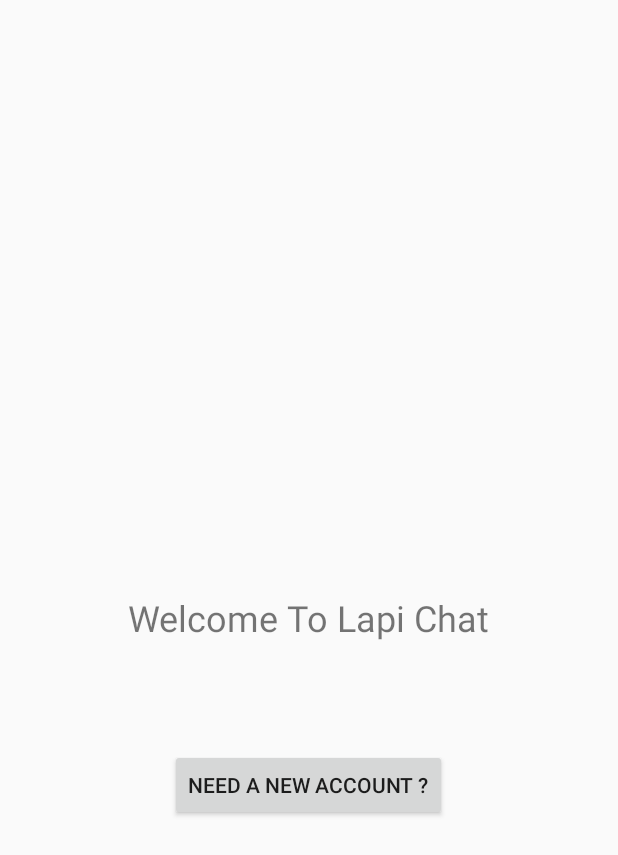
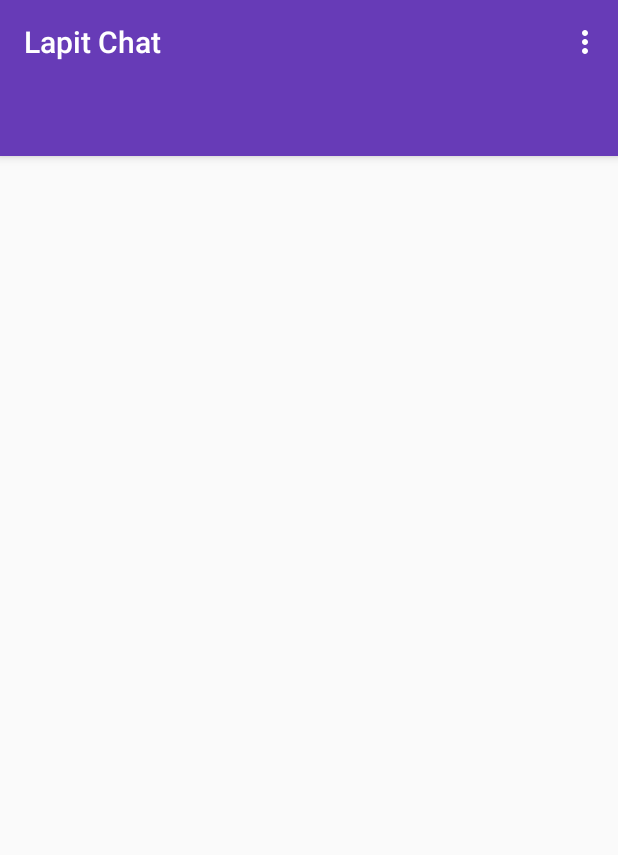
Before and after one commit to AlimamSesay/chat, an Android app: the screen it shows after launch (StartActivity before the commit, MainActivity after it), on a phone screen of 412 x 824 dp. Shown: the top 855 px of the screen. Run offline under Robolectric (Android 15) with nearby library versions, the phone set to English and light mode, and no system bars; our stand-ins replace Firebase (no records; nobody signed in at launch, a user with empty details on screens opened directly).

```diff
--- a/app/src/main/java/com/example/alimam/lapitchat/MainActivity.java
+++ b/app/src/main/java/com/example/alimam/lapitchat/MainActivity.java
@@ -3,6 +3,9 @@ package com.example.alimam.lapitchat;
 import android.content.Intent;
 import android.support.v7.app.AppCompatActivity;
 import android.os.Bundle;
+import android.support.v7.widget.Toolbar;
+import android.view.Menu;
+import android.view.MenuItem;
 
 import com.google.firebase.auth.FirebaseAuth;
 import com.google.firebase.auth.FirebaseUser;
@@ -10,6 +13,7 @@ import com.google.firebase.auth.FirebaseUser;
 public class MainActivity extends AppCompatActivity {
 
     private FirebaseAuth mAuth;
+    private Toolbar mToolbar;
 
     @Override
     protected void onCreate(Bundle savedInstanceState) {
@@ -17,6 +21,10 @@ public class MainActivity extends AppCompatActivity {
         setContentView(R.layout.activity_main);
 
         mAuth = FirebaseAuth.getInstance();
+
+        mToolbar = (Toolbar) findViewById(R.id.main_page_toolbar);
+        setSupportActionBar(mToolbar);
+        getSupportActionBar().setTitle("Lapit Chat");
     }
 
     @Override
@@ -25,12 +33,59 @@ public class MainActivity extends AppCompatActivity {
         // Check if user is signed in (non-null) and update UI accordingly.
         FirebaseUser currentUser = mAuth.getCurrentUser();
 
-        if(currentUser == null) {
+//        if(currentUser == null) {
+//
+//            sendToStart();
+//        }
+    }
 
-            Intent startIntent = new Intent(MainActivity.this, StartActivity.class);
+    @Override
+    public boolean onCreateOptionsMenu(Menu menu) {
+        super.onCreateOptionsMenu(menu);
 
-            startActivity(startIntent);
-            finish();
+        getMenuInflater().inflate(R.menu.main_menu, menu);
+
+
+        return true;
+    }
+
+    private void sendToStart() {
+
+        Intent startIntent = new Intent(MainActivity.this, StartActivity.class);
+        startActivity(startIntent);
+        finish();
+
+    }
+
+    @Override
+    public boolean onOptionsItemSelected(MenuItem item) {
+        super.onOptionsItemSelected(item);
+
+        if(item.getItemId() == R.id.main_logout_btn){
+
+            // mUserRef.child("online").setValue(ServerValue.TIMESTAMP);
+
+            FirebaseAuth.getInstance().signOut();
+            sendToStart();
+
         }
+
+//        if(item.getItemId() == R.id.main_settings_btn){
+//
+//            Intent settingsIntent = new Intent(MainActivity.this, SettingsActivity.class);
+//            startActivity(settingsIntent);
+//
+//        }
+//
+//        if(item.getItemId() == R.id.main_all_btn){
+//
+//            Intent settingsIntent = new Intent(MainActivity.this, UsersActivity.class);
+//            startActivity(settingsIntent);
+//
+//        }
+
+        return true;
     }
+
+
 }
--- a/app/src/main/res/layout/activity_main.xml
+++ b/app/src/main/res/layout/activity_main.xml
@@ -6,18 +6,29 @@
     android:layout_height="match_parent"
     tools:context="com.example.alimam.lapitchat.MainActivity">
 
-    <TextView
-        android:layout_width="wrap_content"
+    <android.support.design.widget.AppBarLayout
+        android:layout_width="match_parent"
         android:layout_height="wrap_content"
-        android:layout_alignParentBottom="true"
-        android:layout_alignParentEnd="true"
-        android:layout_marginBottom="253dp"
-        android:layout_marginEnd="128dp"
-        android:text="This is the main page"
-        android:textSize="24sp"
-        app:layout_constraintBottom_toBottomOf="parent"
-        app:layout_constraintLeft_toLeftOf="parent"
-        app:layout_constraintRight_toRightOf="parent"
-        app:layout_constraintTop_toTopOf="parent" />
+        android:id="@+id/appBarLayout">
+
+        <include layout="@layout/app_bar_layout" android:id="@+id/main_page_toolbar" />
+
+        <android.support.design.widget.TabLayout
+            android:id="@+id/main_tabs"
+            android:layout_width="match_parent"
+            android:layout_height="wrap_content"
+            android:theme="@style/ThemeOverlay.AppCompat.Dark.ActionBar"></android.support.design.widget.TabLayout>
+
+    </android.support.design.widget.AppBarLayout>
+
+    <android.support.v4.view.ViewPager
+        android:id="@+id/main_tabPager"
+        android:layout_width="match_parent"
+        android:layout_height="wrap_content"
+        android:layout_below="@+id/appBarLayout">
+
+    </android.support.v4.view.ViewPager>
+
+
 
 </RelativeLayout>
--- /dev/null
+++ b/app/src/main/res/menu/main_menu.xml
@@ -0,0 +1,14 @@
+<?xml version="1.0" encoding="utf-8"?>
+<menu xmlns:app="http://schemas.android.com/apk/res-auto"
+    xmlns:android="http://schemas.android.com/apk/res/android">
+
+    <item
+        android:id="@+id/main_settings_btn"
+        android:title="Account Settings" />
+    <item
+        android:id="@+id/main_all_btn"
+        android:title="All Users" />
+    <item
+        android:id="@+id/main_logout_btn"
+        android:title="@string/log_out" />
+</menu>
```
Also changed, not shown: app/src/main/java/com/example/alimam/lapitchat/RegisterActivity.java (+11 -1 lines).
